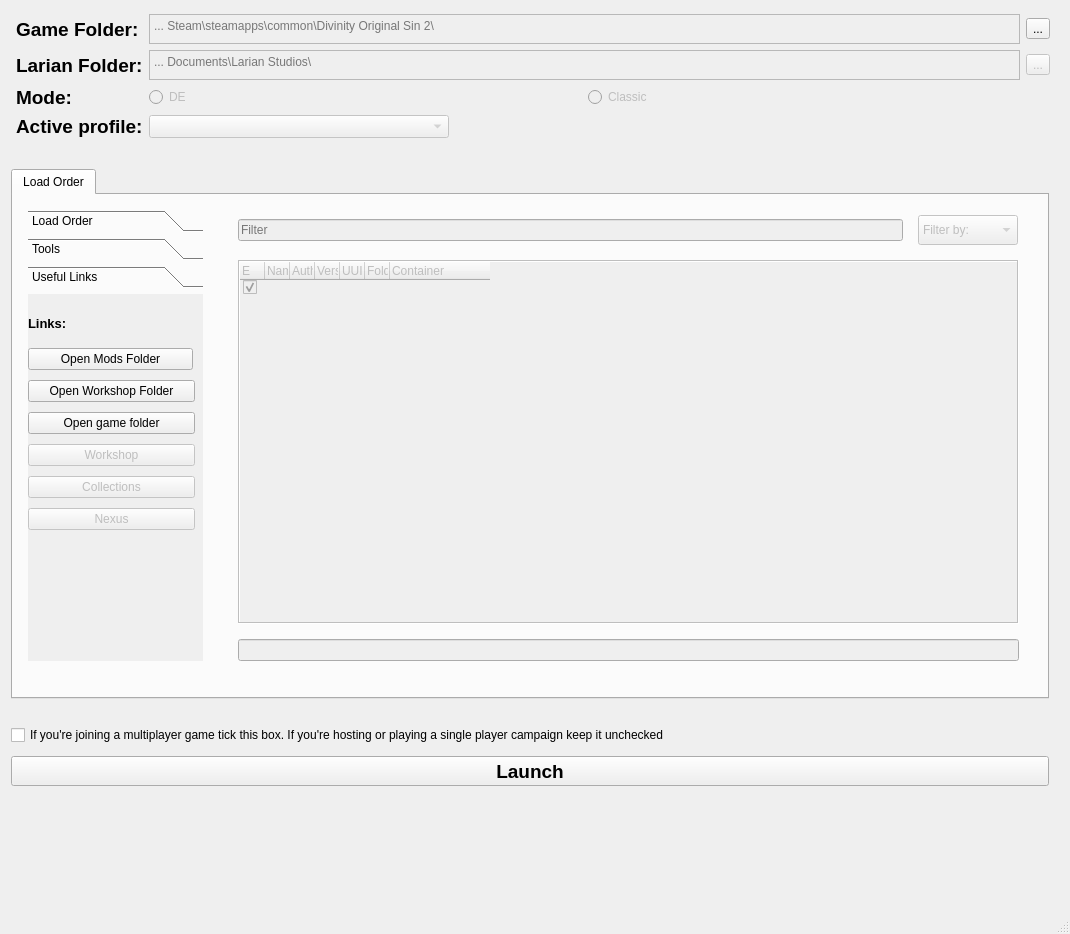
Above: ui/ModManager.ui from FelipeRenault/ModManager before the change. Below: the same form after it.
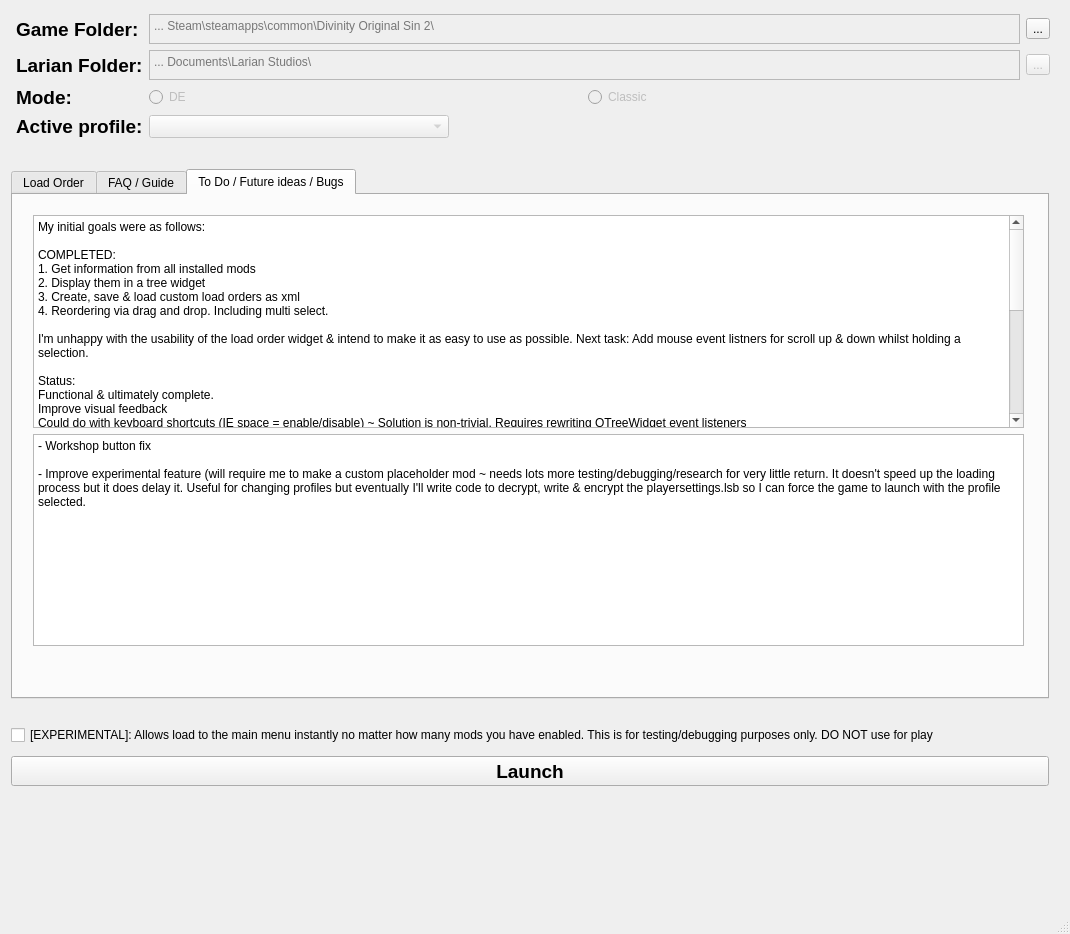
That is the form after the change. The open tabs and pages were chosen to show the change.

Diff of the .ui file:
```diff
--- a/ui/ModManager.ui
+++ b/ui/ModManager.ui
@@ -775,6 +775,9 @@
                   </item>
                   <item>
                    <widget class="QPushButton" name="btnOpenWorkshopFolder">
+                    <property name="enabled">
+                     <bool>false</bool>
+                    </property>
                     <property name="text">
                      <string>Open Workshop Folder</string>
                     </property>
@@ -1035,6 +1038,119 @@
           </layout>
          </widget>
         </widget>
+        <widget class="QWidget" name="tab">
+         <attribute name="title">
+          <string>FAQ / Guide</string>
+         </attribute>
+         <widget class="QWidget" name="verticalLayoutWidget_2">
+          <property name="geometry">
+           <rect>
+            <x>9</x>
+            <y>9</y>
+            <width>1011</width>
+            <height>451</height>
+           </rect>
+          </property>
+          <layout class="QVBoxLayout" name="verticalLayout_2">
+           <property name="leftMargin">
+            <number>10</number>
+           </property>
+           <property name="topMargin">
+            <number>10</number>
+           </property>
+           <property name="rightMargin">
+            <number>10</number>
+           </property>
+           <property name="bottomMargin">
+            <number>10</number>
+           </property>
+           <item>
+            <widget class="QPlainTextEdit" name="textboxFAQ">
+             <property name="plainText">
+              <string>- Currently only DE is supported</string>
+             </property>
+            </widget>
+           </item>
+          </layout>
+         </widget>
+        </widget>
+        <widget class="QWidget" name="tab_2">
+         <attribute name="title">
+          <string>To Do / Future ideas / Bugs</string>
+         </attribute>
+         <widget class="QWidget" name="verticalLayoutWidget_4">
+          <property name="geometry">
+           <rect>
+            <x>10</x>
+            <y>10</y>
+            <width>1011</width>
+            <height>451</height>
+           </rect>
+          </property>
+          <layout class="QVBoxLayout" name="verticalLayout_9">
+           <property name="leftMargin">
+            <number>10</number>
+           </property>
+           <property name="topMargin">
+            <number>10</number>
+           </property>
+           <property name="rightMargin">
+            <number>10</number>
+           </property>
+           <property name="bottomMargin">
+            <number>10</number>
+           </property>
+           <item>
+            <widget class="QPlainTextEdit" name="textboxTodo">
+             <property name="plainText">
+              <string>My initial goals were as follows:
+
+COMPLETED:
+1. Get information from all installed mods
+2. Display them in a tree widget
+3. Create, save &amp; load custom load orders as xml
+4. Reordering via drag and drop. Including multi select.
+
+I'm unhappy with the usability of the load order widget &amp; intend to make it as easy to use as possible. Next task: Add mouse event listners for scroll up &amp; down whilst holding a selection. 
+
+Status:
+Functional &amp; ultimately complete. 
+Improve visual feedback 
+Could do with keyboard shortcuts (IE space = enable/disable) ~ Solution is non-trivial. Requires rewriting QTreeWidget event listeners
+Needs more buttons: Move selection up/down, seperate Enable/Disable buttons etc.
+
+Idea / feature dump:
+- Automatically reorder mods 
+- Automatically save custom LO when launch clicked ~ trivial
+
+Maybe:
+- Allow the user to add custom groups
+- Multi-threading support for better GUI responsiveness
+- Create settings window. Include: game folder, larian folder &amp; edition. This will increase real estate on the main app.
+- Clean up code to &amp; reduce dependancies to reduce size &amp; increase performance
+
+Unlikely:
+- Custom character preset maker/editor for story, arena &amp; gm
+- GUI Overhaul. Similar format to Xcom2 unofficial launcher
+- Writer overhaul. Dump all mod information into a database and perform manipulations on that
+</string>
+             </property>
+            </widget>
+           </item>
+           <item>
+            <widget class="QPlainTextEdit" name="textboxBugs">
+             <property name="plainText">
+              <string>- Workshop button fix
+
+- Improve experimental feature (will require me to make a custom placeholder mod ~ needs lots more testing/debugging/research for very little return. It doesn't speed up the loading process but it does delay it. Useful for changing profiles but eventually I'll write code to decrypt, write &amp; encrypt the playersettings.lsb so I can force the game to launch with the profile selected.
+
+</string>
+             </property>
+            </widget>
+           </item>
+          </layout>
+         </widget>
+        </widget>
        </widget>
       </item>
      </layout>
@@ -1058,7 +1174,7 @@
         <item>
          <widget class="QCheckBox" name="tickboxJoining">
           <property name="text">
-           <string>If you're joining a multiplayer game tick this box. If you're hosting or playing a single player campaign keep it unchecked</string>
+           <string>[EXPERIMENTAL]: Allows load to the main menu instantly no matter how many mods you have enabled. This is for testing/debugging purposes only. DO NOT use for play</string>
           </property>
          </widget>
         </item>
```
